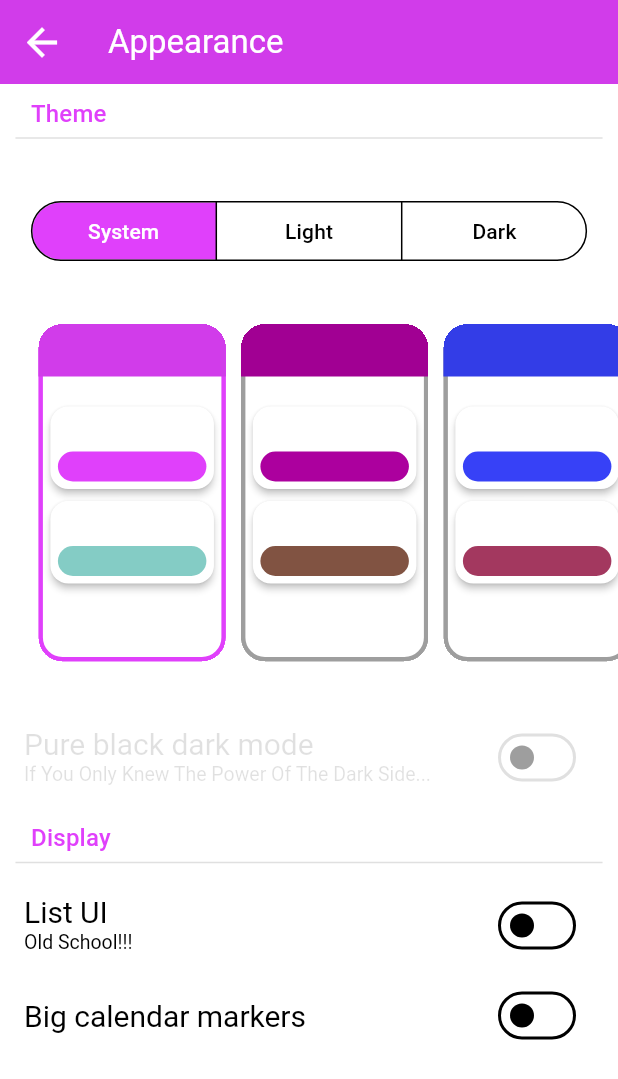
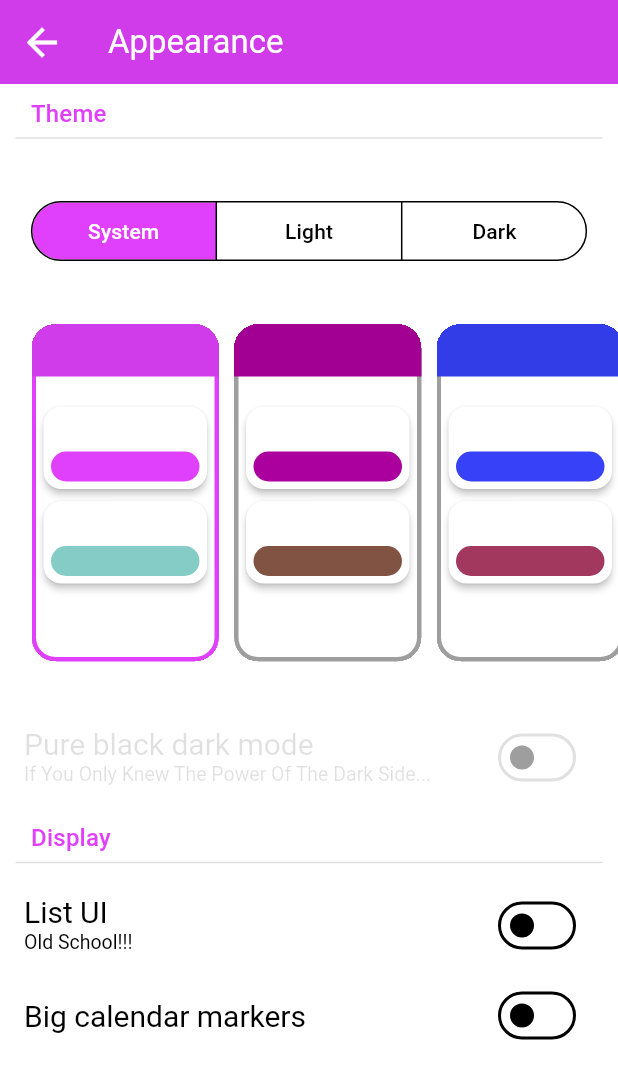
Before and after one commit to App-Elevate/AUT.aplikace-legacy, a Flutter app: the AppearanceScreen screen opened directly, on a phone screen of 412 x 824 dp. Shown: the top 1079 px of the screen. Run offline on Flutter 3.47's test engine with Material 3 defaults, Android fonts, the phone set to English and light mode, and no system bars; our stand-ins replace awesome_notifications, device_info_plus, dio, firebase_analytics, firebase_core, firebase_crashlytics and 12 more; missing offline and left inert: background_fetch, canteenlib, enum_to_string, install_plugin, markdown; accounts and stored records are empty; network calls fail; statements that could not run were skipped; project files that could hold a hidden picture were left out.

Commit message:
update padding on ThemeStylePicker

```diff
--- a/lib/shared_widgets/settings/theme_style_picker.dart
+++ b/lib/shared_widgets/settings/theme_style_picker.dart
@@ -1,5 +1,6 @@
 import 'package:autojidelna/app_themes.dart';
 import 'package:autojidelna/classes_enums/all.dart';
+import 'package:autojidelna/classes_enums/spacing.dart';
 import 'package:autojidelna/providers.dart';
 import 'package:flutter/material.dart';
 import 'package:provider/provider.dart';
@@ -16,7 +17,7 @@ class ThemeStylePicker extends StatelessWidget {
         builder: (context, userPreferences, _) => ListView.builder(
           shrinkWrap: true,
           scrollDirection: Axis.horizontal,
-          padding: EdgeInsets.symmetric(horizontal: MediaQuery.sizeOf(context).width * .05),
+          padding: EdgeInsets.symmetric(horizontal: Spacing.shortMedium),
           itemCount: ThemeStyle.values.length,
           itemBuilder: (context, index) {
             final bool isBright = MediaQuery.platformBrightnessOf(context) == Brightness.light || userPreferences.mode == ThemeMode.light;
```
